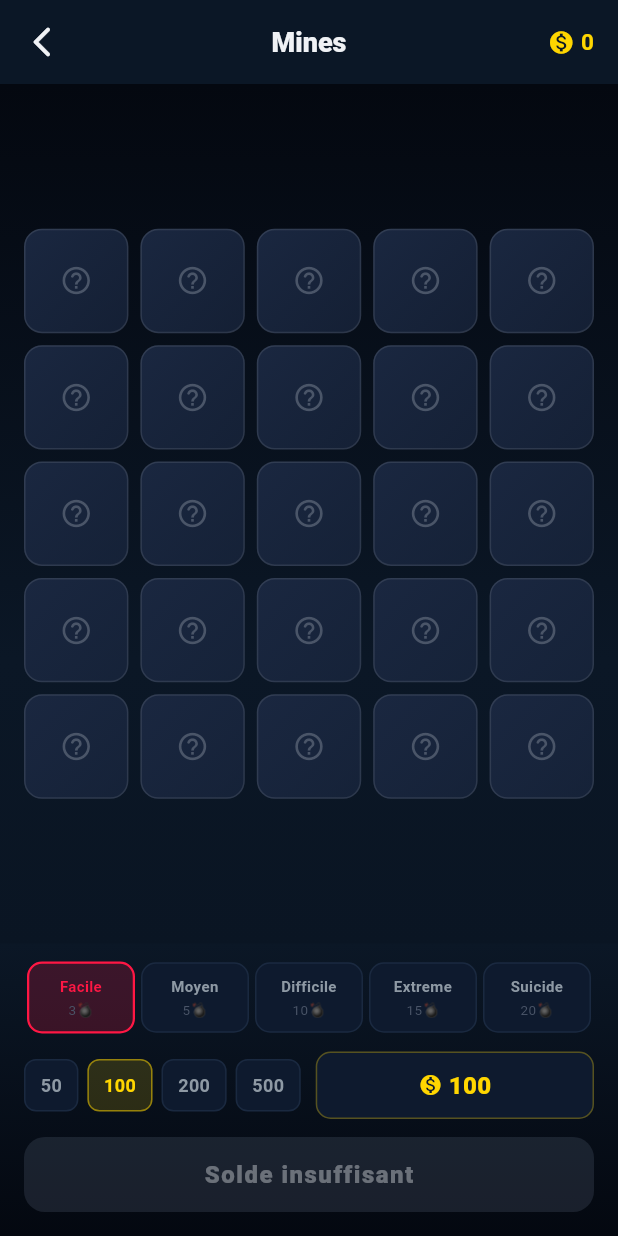
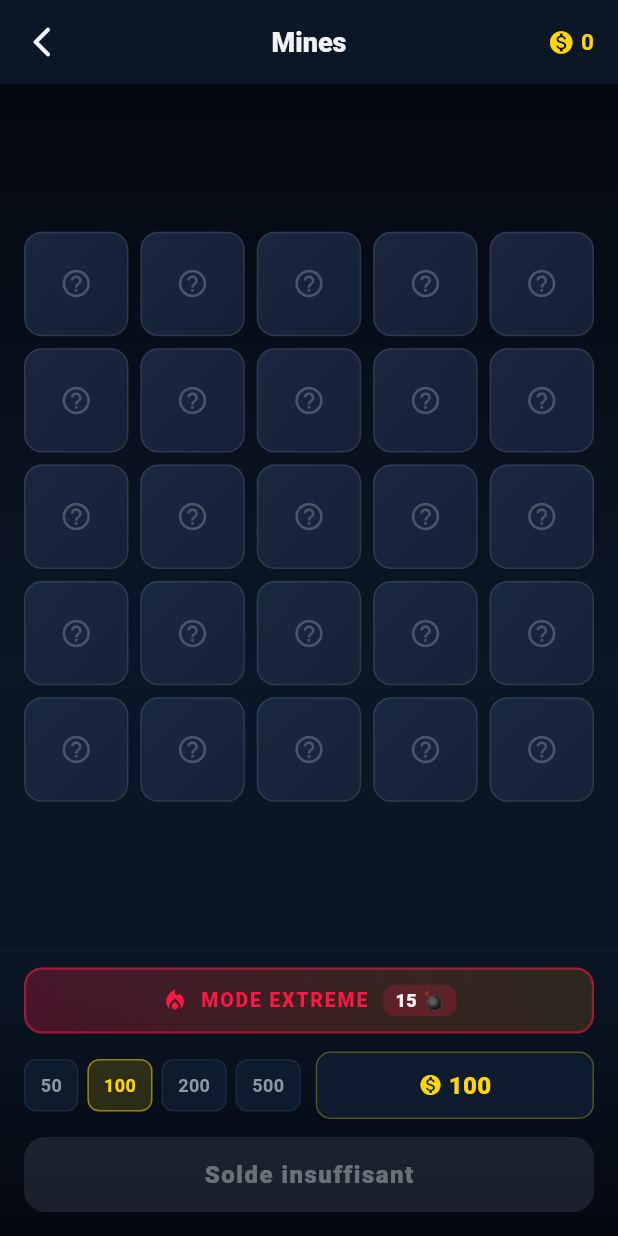
Before and after one commit to Elnyyacenthe/plugbet-web, a Flutter app: the MinesScreen screen opened directly, on a phone screen of 412 x 824 dp. Run offline on Flutter 3.47's test engine with Material 3 defaults, Android fonts, the phone set to English and light mode, and no system bars; our stand-ins replace cached_network_image, firebase_core, firebase_messaging, flutter_local_notifications, flutter_svg, google_sign_in and 8 more; missing offline and left inert: flame, flame_audio, shorebird_code_push; accounts and stored records are empty; network calls fail; project files that could hold a hidden picture were left out.

Commit message:
Sync: Mines locked to Extreme mode (15 mines)
Co-Authored-By: Claude Opus 4.6 (1M context) <noreply@anthropic.com>

```diff
--- a/gost_app_web/lib/games/mines/screens/mines_screen.dart
+++ b/gost_app_web/lib/games/mines/screens/mines_screen.dart
@@ -22,7 +22,7 @@ class _MinesScreenState extends State<MinesScreen> {
   final _svc = MinesService.instance;
 
   int _betAmount = 100;
-  int _minesCount = 3;
+  static const int _minesCount = 15; // Mode Extreme fixe
 
   MinesSession? _session;
   bool _loading = false;
@@ -45,7 +45,6 @@ class _MinesScreenState extends State<MinesScreen> {
       setState(() {
         _session = session;
         _betAmount = session.betAmount;
-        _minesCount = session.minesCount;
       });
     }
   }
@@ -507,60 +506,50 @@ class _MinesScreenState extends State<MinesScreen> {
       child: Column(
         mainAxisSize: MainAxisSize.min,
         children: [
-          // Presets mines
-          Row(
-            children: MinesPreset.presets.map((p) {
-              final isSelected = p.minesCount == _minesCount;
-              return Expanded(
-                child: Padding(
-                  padding: const EdgeInsets.symmetric(horizontal: 2),
-                  child: GestureDetector(
-                    onTap: () => setState(() => _minesCount = p.minesCount),
-                    child: AnimatedContainer(
-                      duration: const Duration(milliseconds: 200),
-                      padding: const EdgeInsets.symmetric(vertical: 8),
+          // Badge mode fixe : 15 mines (Extreme)
+          Container(
+            padding: const EdgeInsets.symmetric(vertical: 10, horizontal: 16),
             decoration: BoxDecoration(
-                        borderRadius: BorderRadius.circular(10),
-                        color: isSelected
-                            ? AppColors.neonRed.withValues(alpha: 0.2)
-                            : AppColors.bgCard,
+              gradient: LinearGradient(
+                colors: [
+                  AppColors.neonRed.withValues(alpha: 0.25),
+                  AppColors.neonOrange.withValues(alpha: 0.15),
+                ],
+              ),
+              borderRadius: BorderRadius.circular(12),
               border: Border.all(
-                          color: isSelected
-                              ? AppColors.neonRed
-                              : AppColors.divider,
-                          width: isSelected ? 1.5 : 1,
+                color: AppColors.neonRed.withValues(alpha: 0.5),
+                width: 1.5,
               ),
             ),
-                      child: Column(
+            child: Row(
+              mainAxisAlignment: MainAxisAlignment.center,
               children: [
-                          Text(
-                            p.label,
+                Icon(Icons.local_fire_department, color: AppColors.neonRed, size: 18),
+                const SizedBox(width: 8),
+                Text('MODE EXTREME',
                     style: TextStyle(
-                              fontSize: 10,
-                              fontWeight: FontWeight.w700,
-                              color: isSelected
-                                  ? AppColors.neonRed
-                                  : AppColors.textSecondary,
+                      fontSize: 13,
+                      fontWeight: FontWeight.w800,
+                      color: AppColors.neonRed,
+                      letterSpacing: 1.2,
+                    )),
+                const SizedBox(width: 10),
+                Container(
+                  padding: const EdgeInsets.symmetric(horizontal: 8, vertical: 2),
+                  decoration: BoxDecoration(
+                    color: AppColors.neonRed.withValues(alpha: 0.2),
+                    borderRadius: BorderRadius.circular(8),
                   ),
-                            textAlign: TextAlign.center,
-                            maxLines: 1,
-                            overflow: TextOverflow.ellipsis,
-                          ),
-                          const SizedBox(height: 2),
-                          Text(
-                            '${p.minesCount}💣',
+                  child: Text('15 💣',
                       style: TextStyle(
-                              fontSize: 9,
-                              color: AppColors.textMuted,
-                            ),
+                        fontSize: 12,
+                        fontWeight: FontWeight.w800,
+                        color: AppColors.textPrimary,
+                      )),
                 ),
               ],
             ),
-                    ),
-                  ),
-                ),
-              );
-            }).toList(),
           ),
           const SizedBox(height: 12),
 
```
Lines whose indentation alone changed are shown as unchanged.
